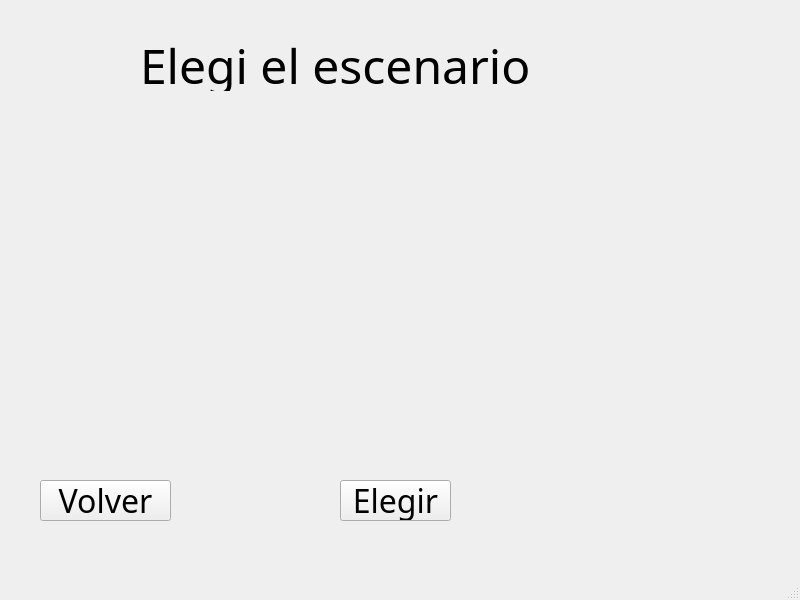
Above: src/Client/Lobby/sceneselection.ui from franciscoduc4/TP_Jazz_Jackrabbit_2 before the change. Below: the same form after it.
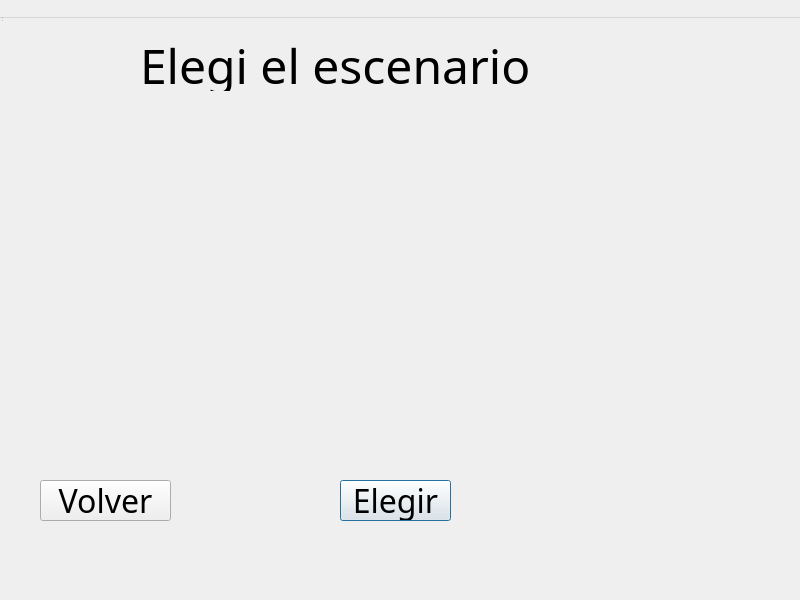
That is the form after the change.

Commit message: MainWindows are now Dialogs except for the first one

What changed in the file:
```diff
--- a/src/Client/Lobby/sceneselection.ui
+++ b/src/Client/Lobby/sceneselection.ui
@@ -1,7 +1,7 @@
 <?xml version="1.0" encoding="UTF-8"?>
 <ui version="4.0">
  <class>SceneSelection</class>
- <widget class="QMainWindow" name="SceneSelection">
+ <widget class="QDialog" name="SceneSelection">
   <property name="geometry">
    <rect>
     <x>0</x>
```
Left out of the diff: 2 changed lines with no effect on the pictures. The commit also changes 18 other files.
